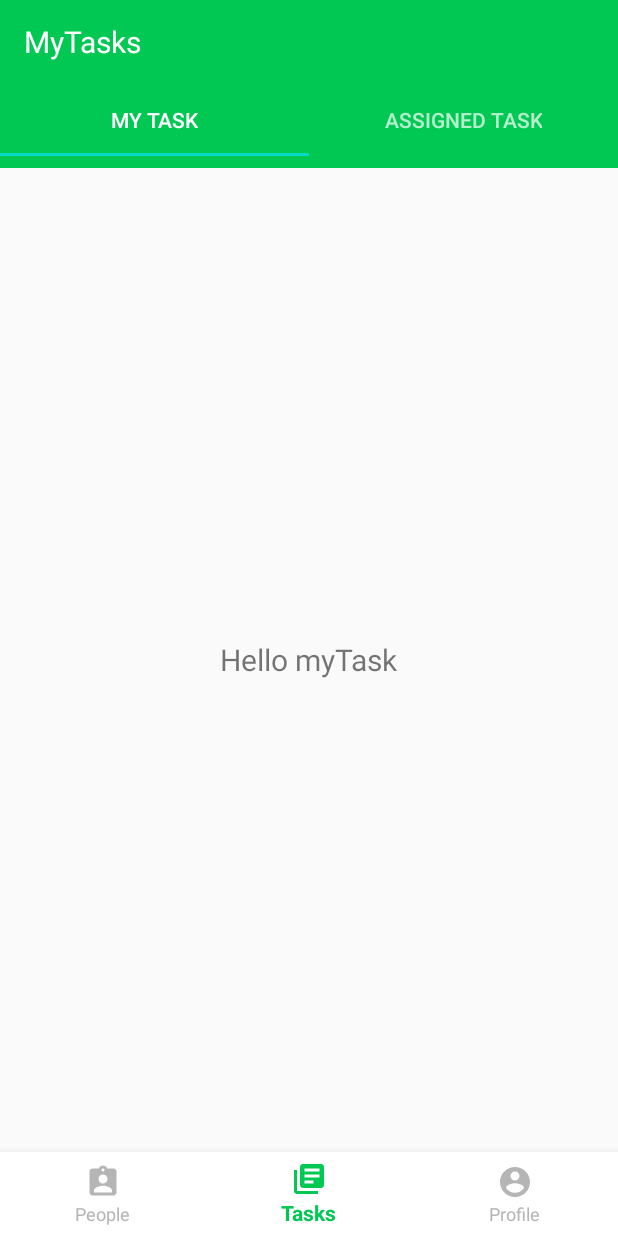
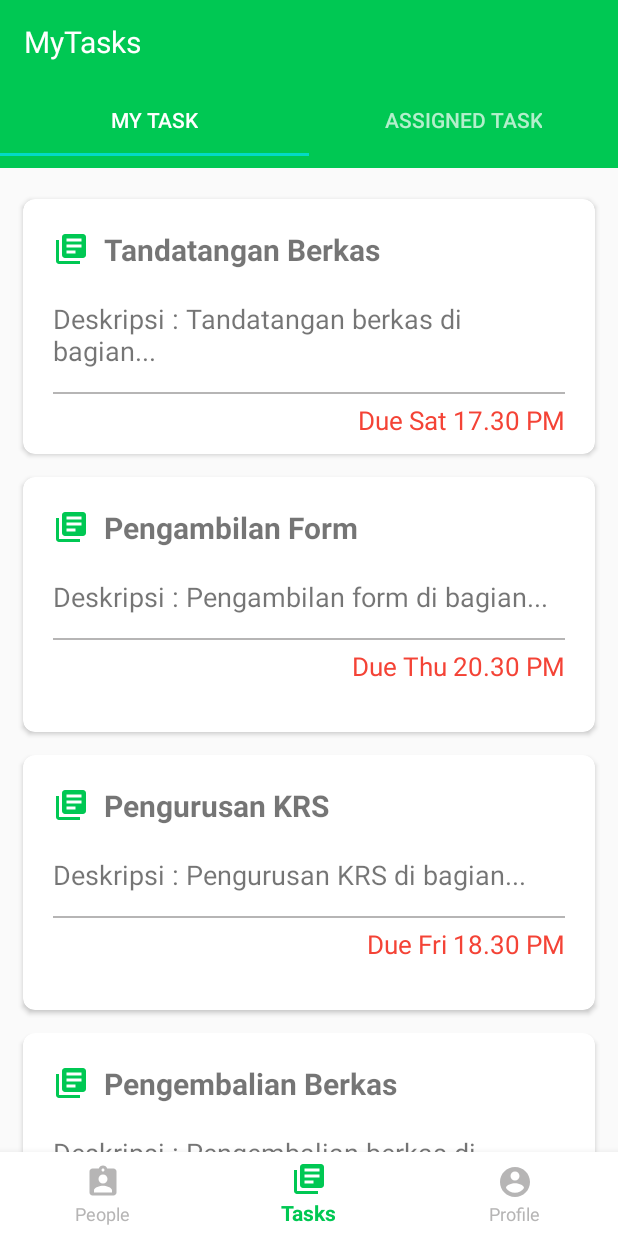
Before and after one commit to mfathulilham/job-scheduler, an Android app: the MyTaskFragment screen opened directly, with no data from a screen before it, on a phone screen of 412 x 824 dp. Run offline under Robolectric (Android 15) with nearby library versions, the phone set to English and light mode, and no system bars.

Commit message:
Add Static data to MyTask

```diff
--- a/app/build.gradle
+++ b/app/build.gradle
@@ -33,7 +33,8 @@ dependencies {
     androidTestImplementation 'androidx.test.ext:junit:1.1.1'
     androidTestImplementation 'androidx.test.espresso:espresso-core:3.2.0'
 
-    //Library Material Design
+    //Library
     implementation 'com.google.android.material:material:1.1.0'
     implementation 'androidx.recyclerview:recyclerview:1.1.0'
+    implementation 'androidx.cardview:cardview:1.0.0'
 }
--- /dev/null
+++ b/app/src/main/java/com/example/jobscheduler/MyTask.java
@@ -0,0 +1,35 @@
+package com.example.jobscheduler;
+
+public class MyTask {
+    String title,desc,due;
+
+    public MyTask(String title, String desc, String due) {
+        this.title = title;
+        this.desc = desc;
+        this.due = due;
+    }
+
+    public String getTitle() {
+        return title;
+    }
+
+    public void setTitle(String title) {
+        this.title = title;
+    }
+
+    public String getDesc() {
+        return desc;
+    }
+
+    public void setDesc(String desc) {
+        this.desc = desc;
+    }
+
+    public String getDue() {
+        return due;
+    }
+
+    public void setDue(String due) {
+        this.due = due;
+    }
+}
--- /dev/null
+++ b/app/src/main/java/com/example/jobscheduler/MyTaskAdapter.java
@@ -0,0 +1,53 @@
+package com.example.jobscheduler;
+
+import android.content.Context;
+import android.view.LayoutInflater;
+import android.view.View;
+import android.view.ViewGroup;
+import android.widget.TextView;
+
+import androidx.annotation.NonNull;
+import androidx.recyclerview.widget.RecyclerView;
+
+import java.util.List;
+
+public class MyTaskAdapter extends RecyclerView.Adapter<MyTaskAdapter.MyViewHolder> {
+    List<MyTask> tList;
+    Context context;
+
+    public MyTaskAdapter(List<MyTask> tList, Context context) {
+        this.tList = tList;
+        this.context = context;
+    }
+
+    @NonNull
+    @Override
+    public MyViewHolder onCreateViewHolder(@NonNull ViewGroup parent, int viewType) {
+        LayoutInflater layoutInflater =  LayoutInflater.from(context);
+        View view = layoutInflater.inflate(R.layout.my_task_list,parent,false);
+        return new MyViewHolder(view);
+    }
+
+    @Override
+    public void onBindViewHolder(@NonNull MyViewHolder holder, int position) {
+        holder.tvTitle.setText(tList.get(position).getTitle());
+        holder.tvDesc.setText(tList.get(position).getDesc());
+        holder.tvDue.setText(tList.get(position).getDue());
+    }
+
+    @Override
+    public int getItemCount() {
+        return tList.size();
+    }
+
+    public class MyViewHolder extends RecyclerView.ViewHolder {
+        TextView tvTitle,tvDesc,tvDue;
+        public MyViewHolder(@NonNull View itemView) {
+            super(itemView);
+            tvTitle = itemView.findViewById(R.id.taskTitle);
+            tvDesc = itemView.findViewById(R.id.taskDeskripsi);
+            tvDue = itemView.findViewById(R.id.taskDue);
+
+        }
+    }
+}
--- a/app/src/main/java/com/example/jobscheduler/MyTaskFragment.java
+++ b/app/src/main/java/com/example/jobscheduler/MyTaskFragment.java
@@ -2,11 +2,17 @@ package com.example.jobscheduler;
 
 import android.os.Bundle;
 
+import androidx.annotation.Nullable;
 import androidx.fragment.app.Fragment;
+import androidx.recyclerview.widget.LinearLayoutManager;
+import androidx.recyclerview.widget.RecyclerView;
 
 import android.view.LayoutInflater;
 import android.view.View;
 import android.view.ViewGroup;
+
+import java.util.ArrayList;
+import java.util.List;
 
 
 /**
@@ -14,15 +20,38 @@ import android.view.ViewGroup;
  */
 public class MyTaskFragment extends Fragment {
 
+    View view;
+    RecyclerView recyclerView;
+    List<MyTask> tList;
+    MyTaskAdapter myTaskAdapter;
+
     public MyTaskFragment() {
         // Required empty public constructor
     }
-
 
     @Override
     public View onCreateView(LayoutInflater inflater, ViewGroup container,
                              Bundle savedInstanceState) {
         // Inflate the layout for this fragment
-        return inflater.inflate(R.layout.fragment_my_task, container, false);
+        view = inflater.inflate(R.layout.fragment_my_task, container, false);
+
+        recyclerView = view.findViewById(R.id.rvMyTask);
+        myTaskAdapter = new MyTaskAdapter(tList,getContext());
+        recyclerView.setAdapter(myTaskAdapter);
+        recyclerView.setLayoutManager(new LinearLayoutManager(getActivity()));
+
+        return view;
+    }
+
+    @Override
+    public void onCreate(@Nullable Bundle savedInstanceState) {
+        super.onCreate(savedInstanceState);
+
+        tList = new ArrayList<>();
+        tList.add(new MyTask("Tandatangan Berkas", "Deskripsi : Tandatangan berkas di bagian...","Due Sat 17.30 PM"));
+        tList.add(new MyTask("Pengambilan Form", "Deskripsi : Pengambilan form di bagian...","Due Thu 20.30 PM"));
+        tList.add(new MyTask("Pengurusan KRS", "Deskripsi : Pengurusan KRS di bagian...","Due Fri 18.30 PM"));
+        tList.add(new MyTask("Pengembalian Berkas", "Deskripsi : Pengembalian berkas di bagian...","Due Tue 09.00 AM"));
+        tList.add(new MyTask("Mengajar", "Deskripsi : Mengajar di kelas...","Due Mon 11.00 AM"));
     }
 }
--- a/app/src/main/res/layout/fragment_assigned_task.xml
+++ b/app/src/main/res/layout/fragment_assigned_task.xml
@@ -1,5 +1,5 @@
 <?xml version="1.0" encoding="utf-8"?>
-<RelativeLayout xmlns:android="http://schemas.android.com/apk/res/android"
+<FrameLayout xmlns:android="http://schemas.android.com/apk/res/android"
     xmlns:tools="http://schemas.android.com/tools"
     android:layout_width="match_parent"
     android:layout_height="match_parent"
@@ -13,4 +13,4 @@
         android:layout_centerInParent="true"
         android:textSize="20sp"/>
 
-</RelativeLayout>
+</FrameLayout>
--- a/app/src/main/res/layout/fragment_my_task.xml
+++ b/app/src/main/res/layout/fragment_my_task.xml
@@ -1,16 +1,16 @@
 <?xml version="1.0" encoding="utf-8"?>
-<RelativeLayout xmlns:android="http://schemas.android.com/apk/res/android"
+<FrameLayout xmlns:android="http://schemas.android.com/apk/res/android"
     xmlns:tools="http://schemas.android.com/tools"
     android:layout_width="match_parent"
     android:layout_height="match_parent"
+    android:layout_marginBottom="10dp"
     tools:context=".MyTaskFragment">
 
     <!-- TODO: Update blank fragment layout -->
-    <TextView
-        android:layout_width="wrap_content"
+    <androidx.recyclerview.widget.RecyclerView
+        android:id="@+id/rvMyTask"
+        android:layout_width="match_parent"
         android:layout_height="wrap_content"
-        android:text="Hello myTask"
-        android:layout_centerInParent="true"
-        android:textSize="20sp"/>
+        android:layout_marginTop="5dp"/>
 
-</RelativeLayout>
+</FrameLayout>
--- /dev/null
+++ b/app/src/main/res/layout/my_task_list.xml
@@ -0,0 +1,61 @@
+<?xml version="1.0" encoding="utf-8"?>
+<androidx.cardview.widget.CardView xmlns:android="http://schemas.android.com/apk/res/android"
+    android:layout_width="match_parent"
+    android:layout_height="170dp"
+    xmlns:app="http://schemas.android.com/apk/res-auto"
+    android:layout_marginTop="15dp"
+    android:layout_marginStart="15dp"
+    android:layout_marginEnd="15dp"
+    android:elevation="8dp"
+    android:padding="10dp"
+    app:cardCornerRadius="8dp">
+
+    <RelativeLayout
+        android:layout_width="match_parent"
+        android:layout_height="match_parent">
+        <TextView
+            android:id="@+id/taskTitle"
+            android:layout_width="wrap_content"
+            android:layout_height="wrap_content"
+            android:text="Pengurusan KRS"
+            android:textSize="20sp"
+            style="@style/title_text"
+            android:drawableLeft="@drawable/ic_tasks"
+            android:drawablePadding="10dp"
+            android:layout_margin="20dp"/>
+
+        <TextView
+            android:id="@+id/taskDeskripsi"
+            android:layout_below="@id/taskTitle"
+            android:layout_width="wrap_content"
+            android:layout_height="wrap_content"
+            android:text="Deskripsi : Pengurusan KRS di bagian..."
+            android:fontFamily="sans-serif"
+            android:textSize="18sp"
+            android:layout_marginLeft="20dp"
+            android:layout_marginRight="20dp"/>
+        <ImageView
+            android:id="@+id/line"
+            android:layout_below="@id/taskDeskripsi"
+            android:layout_width="match_parent"
+            android:layout_height="1dp"
+            android:background="@color/gray_tua"
+            android:layout_marginLeft="20dp"
+            android:layout_marginRight="20dp"
+            android:layout_marginTop="15dp"/>
+        <TextView
+            android:id="@+id/taskDue"
+            android:layout_width="wrap_content"
+            android:layout_height="wrap_content"
+            android:layout_below="@id/line"
+            android:textSize="17sp"
+            android:text="Due Fri 18.30 PM"
+            android:fontFamily="sans-serif"
+            android:textColor="#F44336"
+            android:layout_alignParentRight="true"
+            android:layout_marginRight="20dp"
+            android:layout_marginTop="5dp"/>
+
+    </RelativeLayout>
+
+</androidx.cardview.widget.CardView>
```
